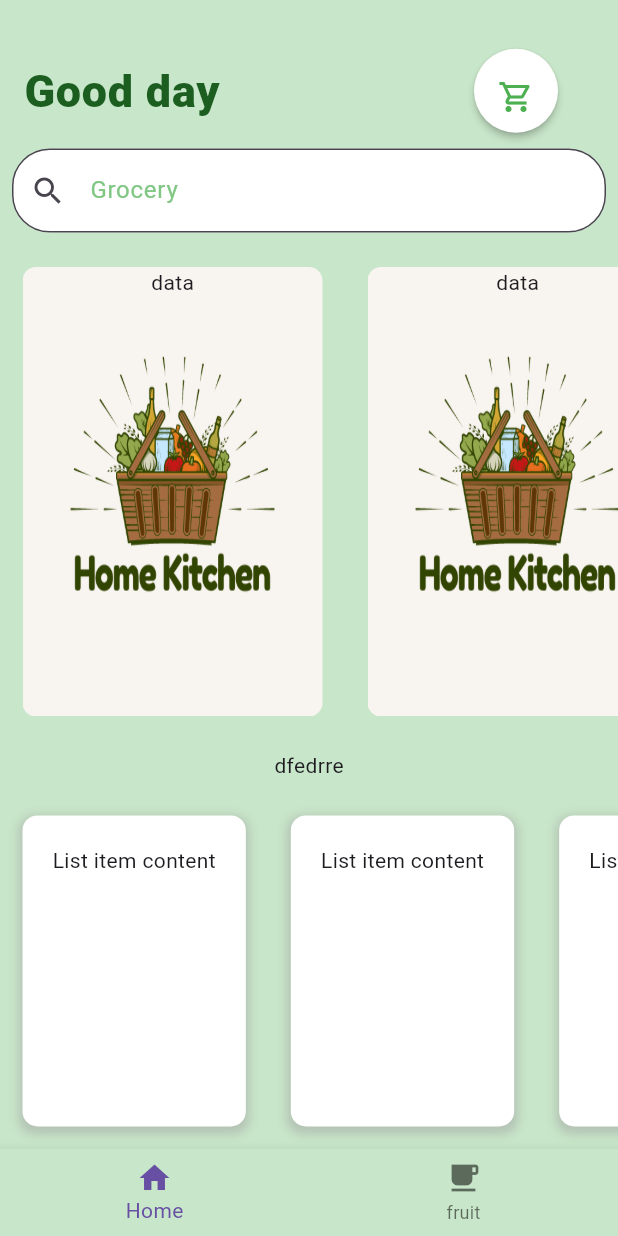
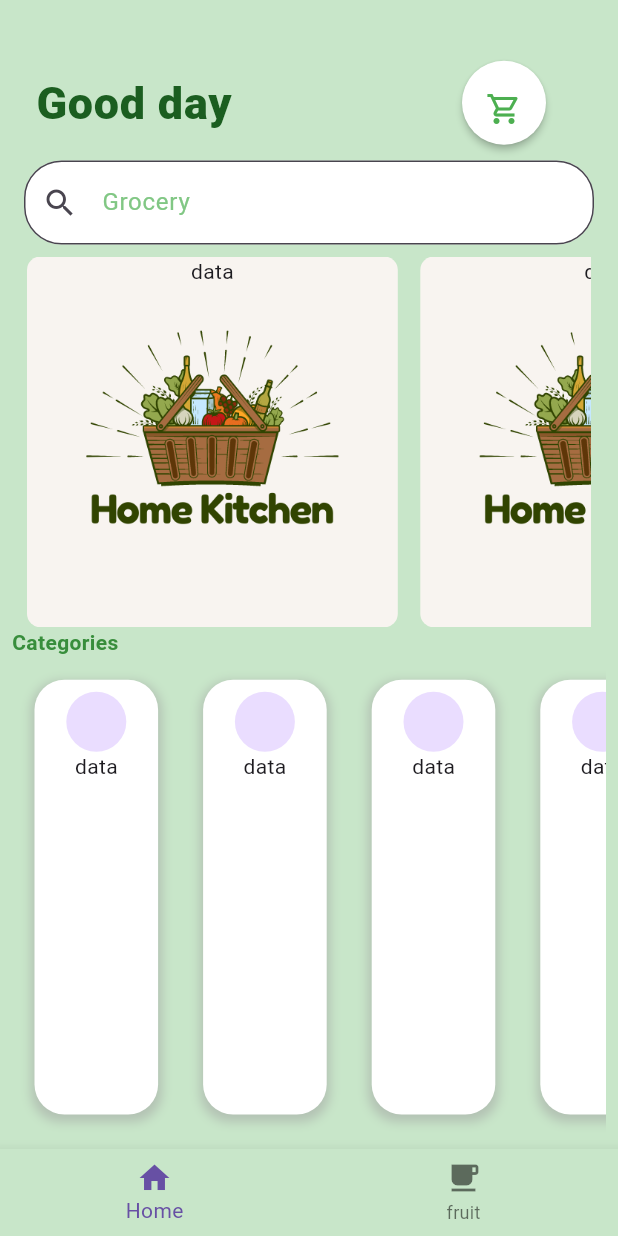
Before and after one commit to amalgopal/Food_grocery_app, a Flutter app: the screen it shows after launch, on a phone screen of 412 x 824 dp. Run offline on Flutter 3.47's test engine with Material 3 defaults, Android fonts, the phone set to English and light mode, and no system bars; missing offline and left inert: dart:html.

Commit message:
home page almost complite

```diff
--- a/lib/core/presentation/pages/fruit.dart
+++ b/lib/core/presentation/pages/fruit.dart
@@ -6,7 +6,9 @@ class ScreenFruts extends StatelessWidget {
   @override
   Widget build(BuildContext context) {
     return Scaffold(
-      body: Text('fruits'),
+      body:GridView.builder(gridDelegate: SliverGridDelegateWithFixedCrossAxisCount(crossAxisCount: 2), itemBuilder: (context,intex){
+        return Stack();
+      }),
     );
   }
 }
--- a/lib/core/presentation/pages/home.dart
+++ b/lib/core/presentation/pages/home.dart
@@ -1,3 +1,5 @@
+import 'dart:html';
+
 import 'package:flutter/material.dart';
 import 'package:food_product_api_call/core/presentation/widgets/container_widget.dart';
 import 'package:food_product_api_call/core/presentation/widgets/search_bar.dart';
@@ -8,11 +10,18 @@ class ScreenHome extends StatelessWidget {
   @override
   Widget build(BuildContext context) {
     final screenSize = MediaQuery.of(context).size;
+   final categories=[
+    ];
+    final Categories=['Fruits','Veggie','Spice','Bread','Dairy'];
 
     return Scaffold(
       backgroundColor: Colors.green.shade100,
       body: SafeArea(
+        child: Padding(
+          padding: const EdgeInsets.all(8.0),
           child: Column(
+
+            crossAxisAlignment: CrossAxisAlignment.start,
             children: [
               const SizedBox(
                 height: 30,
@@ -38,34 +47,41 @@ class ScreenHome extends StatelessWidget {
                 ),
               ),
               const HomeSearchBar(),
-            SizedBox(
-              height: screenSize.height* 0.4, // or any fixed height
+              Padding(
+                padding: const EdgeInsets.symmetric(horizontal: 10),
+                child: SizedBox(
+                  height: screenSize.width < 460
+                      ? screenSize.height * 0.3
+                      : screenSize.height * 0.4, // or any fixed height
                   child: ListView.builder(
                     itemCount: 5,
                     scrollDirection: Axis.horizontal,
                     itemBuilder: (context, index) {
                       return const Padding(
-                    padding: EdgeInsets.all(15),
+                        padding: EdgeInsets.only(right: 15),
                         child: ContainerWidget(),
                       );
                     },
                   ),
                 ),
-            const Padding(
-              padding: EdgeInsets.all(8.0),
-              child: Text('dfedrre'),
               ),
-            Expanded(
+              Text('Categories',style: TextStyle(fontWeight: FontWeight.bold,color: Colors.green.shade700),),
+              Flexible(
                 child: ListView.builder(
                   itemCount: 5, // Add an itemCount parameter
                   scrollDirection: Axis.horizontal, // Change to vertical to avoid conflicts
                   itemBuilder: (context, index) {
-                  return Container(
+                    return GestureDetector(
+                      onTap: (){
 
+                      },
+                      child: Container(
+                        height: screenSize.height*0.1,
+                        width: screenSize.width*0.2,
                         margin: const EdgeInsets.all(15),
                         decoration: BoxDecoration(
                           color: Colors.white,
-                      borderRadius: BorderRadius.circular(10),
+                          borderRadius: BorderRadius.circular(20),
                           boxShadow: [
                             BoxShadow(
                               color: Colors.grey.withOpacity(0.5),
@@ -75,9 +91,17 @@ class ScreenHome extends StatelessWidget {
                             ),
                           ],
                         ),
-                    child: const Padding(
-                      padding: EdgeInsets.all(20),
-                      child: Text("List item content"),
+                        child:const Padding(
+                          padding: EdgeInsets.all(8.0),
+                          child: Column(
+                            children: [
+                              CircleAvatar(
+
+                              ),
+                              Text('data')
+                            ],
+                          ),
+                        )
                       ),
                     );
                   },
@@ -86,6 +110,7 @@ class ScreenHome extends StatelessWidget {
             ],
           ),
         ),
+      ),
     );
   }
 }
--- a/lib/core/presentation/widgets/container_widget.dart
+++ b/lib/core/presentation/widgets/container_widget.dart
@@ -5,10 +5,11 @@ class ContainerWidget extends StatelessWidget {
 
   @override
   Widget build(BuildContext context) {
+    final screenSize=MediaQuery.of(context).size;
     return Container(
 
-      width: 200,
-      height: 150,
+      width:screenSize.width<460? screenSize.width*0.6:screenSize.width*0.40,
+
       decoration: BoxDecoration(
 
         image:const DecorationImage(image: AssetImage('assets/Organic Grocery.png'),fit: BoxFit.fill),
```
Also changed, not shown: assets/17783-1.jpg (added), assets/2-2-2-3foodgroups_fruits_detailfeature.jpg (added), assets/Fresh_made_bread_05.jpg (added), assets/dairy-stocks-jump.jpg (added), assets/images.jpg (added), assets/spices.jpg (added). Lines whose indentation alone changed are shown as unchanged.
